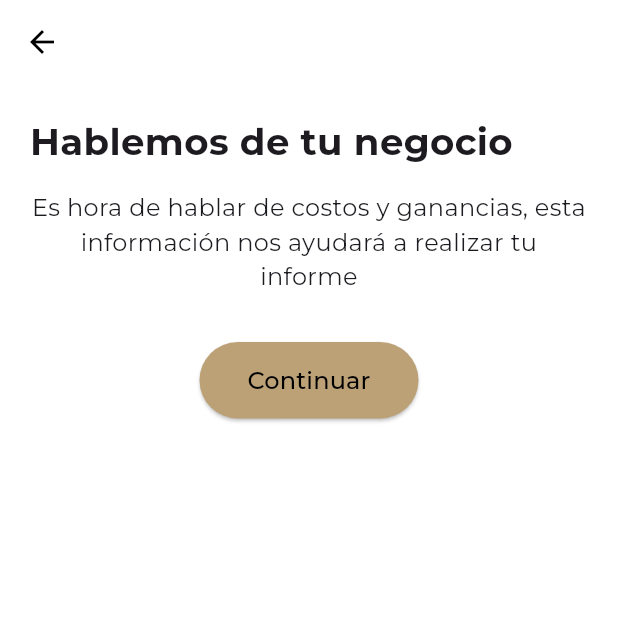
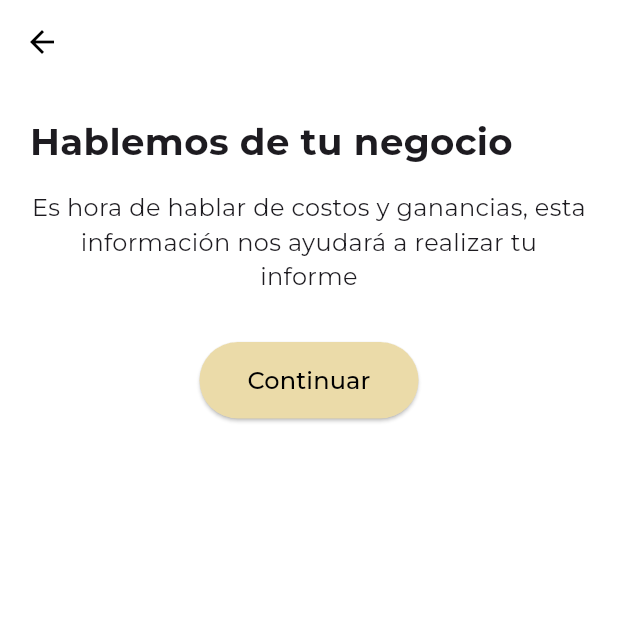
Before and after one commit to Elizabeth-Rodriguez/BizBloom, a Flutter app: the HablemosScreen screen opened by its route, on a phone screen of 412 x 824 dp, the top half of it. Run offline on Flutter 3.47's test engine with Material 3 defaults, Android fonts, the phone set to English and light mode, and no system bars; our stand-ins replace google_fonts, sqflite; accounts and stored records are empty.

Commit message:
Alfa 1.4.2

```diff
--- a/lib/screens/generar_screen.dart
+++ b/lib/screens/generar_screen.dart
@@ -56,7 +56,7 @@ class GenerarScreen extends StatelessWidget {
                     );
                   },
                   style: ElevatedButton.styleFrom(
-                    backgroundColor: const Color(0xFFEAD69E),
+                    backgroundColor: const Color(0xFFEBDBA9),
                     foregroundColor: Colors.black,
                     padding: const EdgeInsets.symmetric(horizontal: 40, vertical: 12),
                     shape: RoundedRectangleBorder(
--- a/lib/screens/hablemos_screen.dart
+++ b/lib/screens/hablemos_screen.dart
@@ -16,7 +16,7 @@ class HablemosScreen extends StatelessWidget {
       child: Column(
         crossAxisAlignment: CrossAxisAlignment.start,
         mainAxisSize: MainAxisSize.min,
-         children: [
+        children: [
           Text(
             'Hablemos de tu negocio',
             style: GoogleFonts.montserrat(
@@ -38,9 +38,8 @@ class HablemosScreen extends StatelessWidget {
                 Navigator.pushNamed(context, '/datos-negocio');
               },
               style: ElevatedButton.styleFrom(
-                backgroundColor: const Color(0xFFBCA177),
-                padding:
-                    const EdgeInsets.symmetric(horizontal: 32, vertical: 14),
+                backgroundColor: const Color(0xFFEBDBA9),
+                padding: const EdgeInsets.symmetric(horizontal: 32, vertical: 14),
                 shape: RoundedRectangleBorder(
                   borderRadius: BorderRadius.circular(30),
                 ),
--- a/lib/screens/intento_screen.dart
+++ b/lib/screens/intento_screen.dart
@@ -53,7 +53,7 @@ class _IntentoScreen extends State<IntentoScreen> {
                     const EdgeInsets.symmetric(horizontal: 16, vertical: 14),
                 decoration: BoxDecoration(
                   color:
-                      esSeleccionada ? const Color(0xFFBCA177) : Colors.white,
+                      esSeleccionada ? const Color(0xffefca92) : Colors.white,
                   border: Border.all(color: Colors.black),
                   borderRadius: BorderRadius.circular(20),
                 ),
--- a/lib/screens/logro_screen.dart
+++ b/lib/screens/logro_screen.dart
@@ -53,7 +53,7 @@ class _LogroScreenState extends State<LogroScreen> {
                     const EdgeInsets.symmetric(horizontal: 16, vertical: 14),
                 decoration: BoxDecoration(
                   color:
-                      esSeleccionada ? const Color(0xFFBCA177) : Colors.white,
+                      esSeleccionada ? const Color(0xffefca92) : Colors.white,
                   border: Border.all(color: Colors.black),
                   borderRadius: BorderRadius.circular(20),
                 ),
--- a/pubspec.yaml
+++ b/pubspec.yaml
@@ -1,7 +1,8 @@
 name: bizbloom
-description: "A new Flutter project."
+description: "Calcula punto de equilibrio"
 publish_to: 'none'
-version: 5.0.0
+version: 1.4.2+1
+
 
 environment:
   sdk: '>=3.0.0 <5.0.0'
```
